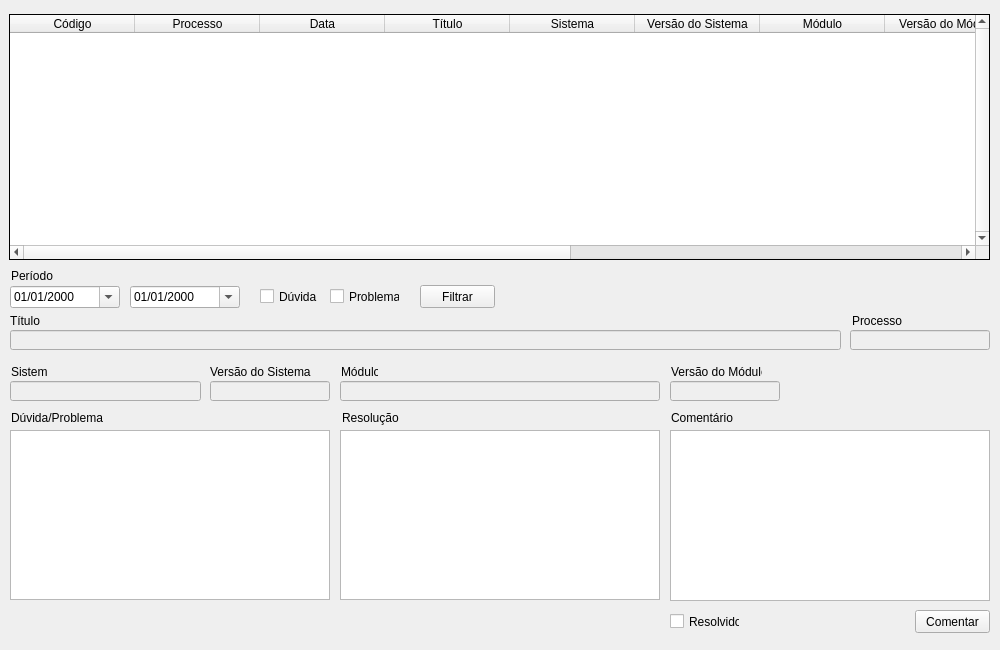
This is Dica_Shop/GerenciaDica_Gestor.ui in Castro2798/Dica_Shop as Qt 5 draws it before an edit. The edited form follows.
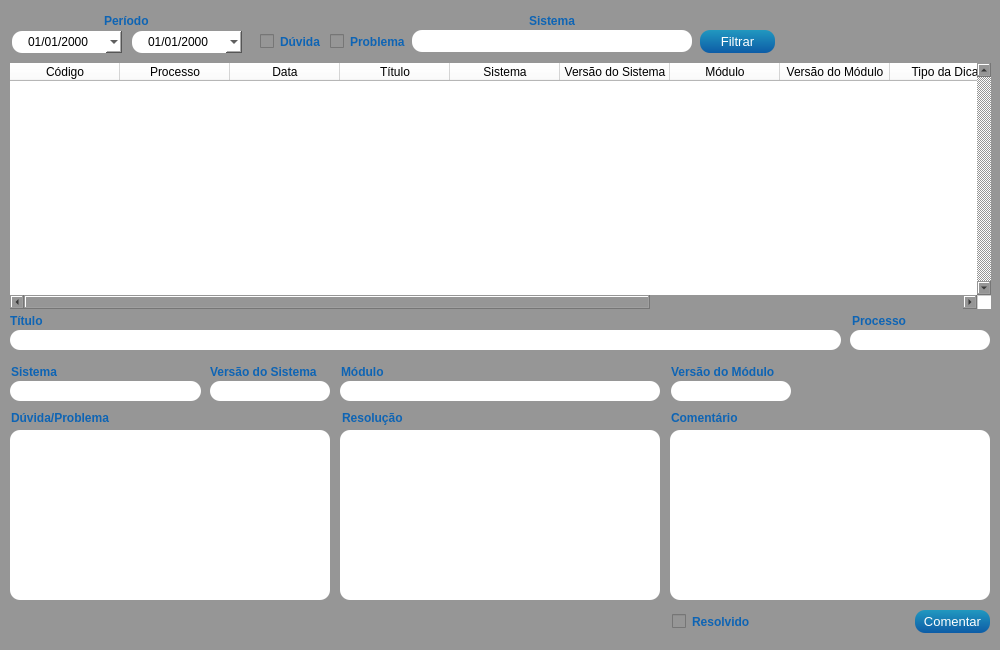
This is the edited form. Icons and pictures are not drawn.

Commit message: Ajustado o checkbox de resolvido; Incluído o filtro por sistema; Ajuste na posição dos campos;

Patch:
```diff
--- a/Dica_Shop/GerenciaDica_Gestor.ui
+++ b/Dica_Shop/GerenciaDica_Gestor.ui
@@ -32,14 +32,18 @@
   <property name="autoFillBackground">
    <bool>false</bool>
   </property>
+  <property name="styleSheet">
+   <string notr="true">background-color: rgb(150, 150, 150);
+border-radius: 10px;</string>
+  </property>
   <widget class="QTableWidget" name="tableWidget">
    <property name="enabled">
     <bool>true</bool>
    </property>
    <property name="geometry">
     <rect>
-     <x>9</x>
-     <y>14</y>
+     <x>10</x>
+     <y>63</y>
      <width>981</width>
      <height>246</height>
     </rect>
@@ -52,6 +56,9 @@
      <kerning>true</kerning>
     </font>
    </property>
+   <property name="styleSheet">
+    <string notr="true">background-color: rgb(255, 255, 255);</string>
+   </property>
    <property name="frameShape">
     <enum>QFrame::Panel</enum>
    </property>
@@ -86,7 +93,7 @@
     <bool>false</bool>
    </property>
    <property name="alternatingRowColors">
-    <bool>true</bool>
+    <bool>false</bool>
    </property>
    <property name="selectionMode">
     <enum>QAbstractItemView::ExtendedSelection</enum>
@@ -122,7 +129,7 @@
     <number>10</number>
    </attribute>
    <attribute name="horizontalHeaderDefaultSectionSize">
-    <number>125</number>
+    <number>110</number>
    </attribute>
    <attribute name="horizontalHeaderHighlightSections">
     <bool>false</bool>
@@ -143,67 +150,109 @@
     <number>10</number>
    </attribute>
    <attribute name="verticalHeaderHighlightSections">
-    <bool>true</bool>
+    <bool>false</bool>
+   </attribute>
+   <attribute name="verticalHeaderStretchLastSection">
+    <bool>false</bool>
    </attribute>
    <column>
     <property name="text">
      <string>Código</string>
     </property>
+    <property name="toolTip">
+     <string/>
+    </property>
+    <property name="textAlignment">
+     <set>AlignCenter</set>
+    </property>
    </column>
    <column>
     <property name="text">
      <string>Processo</string>
     </property>
+    <property name="textAlignment">
+     <set>AlignCenter</set>
+    </property>
    </column>
    <column>
     <property name="text">
      <string>Data</string>
     </property>
+    <property name="textAlignment">
+     <set>AlignCenter</set>
+    </property>
    </column>
    <column>
     <property name="text">
      <string>Título</string>
     </property>
+    <property name="textAlignment">
+     <set>AlignCenter</set>
+    </property>
    </column>
    <column>
     <property name="text">
      <string>Sistema</string>
     </property>
+    <property name="textAlignment">
+     <set>AlignCenter</set>
+    </property>
    </column>
    <column>
     <property name="text">
      <string>Versão do Sistema</string>
     </property>
+    <property name="textAlignment">
+     <set>AlignCenter</set>
+    </property>
    </column>
    <column>
     <property name="text">
      <string>Módulo</string>
     </property>
+    <property name="textAlignment">
+     <set>AlignCenter</set>
+    </property>
    </column>
    <column>
     <property name="text">
      <string>Versão do Módulo</string>
     </property>
+    <property name="textAlignment">
+     <set>AlignCenter</set>
+    </property>
    </column>
    <column>
     <property name="text">
      <string>Tipo da Dica</string>
     </property>
+    <property name="textAlignment">
+     <set>AlignCenter</set>
+    </property>
    </column>
    <column>
     <property name="text">
      <string>Dúvida/Problema</string>
     </property>
+    <property name="textAlignment">
+     <set>AlignCenter</set>
+    </property>
    </column>
    <column>
     <property name="text">
      <string>Resolução</string>
     </property>
+    <property name="textAlignment">
+     <set>AlignCenter</set>
+    </property>
    </column>
    <column>
     <property name="text">
      <string>Comentário</string>
     </property>
+    <property name="textAlignment">
+     <set>AlignCenter</set>
+    </property>
    </column>
   </widget>
   <widget class="QLabel" name="label">
@@ -211,10 +260,20 @@
     <rect>
      <x>11</x>
      <y>364</y>
-     <width>37</width>
+     <width>61</width>
      <height>16</height>
     </rect>
    </property>
+   <property name="font">
+    <font>
+     <weight>75</weight>
+     <bold>true</bold>
+    </font>
+   </property>
+   <property name="styleSheet">
+    <string notr="true">color: rgb(14, 100, 180);
+</string>
+   </property>
    <property name="text">
     <string>Sistema</string>
    </property>
@@ -243,16 +302,32 @@
      <bold>true</bold>
     </font>
    </property>
+   <property name="styleSheet">
+    <string notr="true">background-color: rgb(255, 255, 255);</string>
+   </property>
+   <property name="alignment">
+    <set>Qt::AlignCenter</set>
+   </property>
   </widget>
   <widget class="QLabel" name="label_2">
    <property name="geometry">
     <rect>
      <x>341</x>
      <y>364</y>
-     <width>37</width>
+     <width>61</width>
      <height>16</height>
     </rect>
    </property>
+   <property name="font">
+    <font>
+     <weight>75</weight>
+     <bold>true</bold>
+    </font>
+   </property>
+   <property name="styleSheet">
+    <string notr="true">color: rgb(14, 100, 180);
+</string>
+   </property>
    <property name="text">
     <string>Módulo</string>
    </property>
@@ -287,16 +362,32 @@
      <bold>true</bold>
     </font>
    </property>
+   <property name="styleSheet">
+    <string notr="true">background-color: rgb(255, 255, 255);</string>
+   </property>
+   <property name="alignment">
+    <set>Qt::AlignCenter</set>
+   </property>
   </widget>
   <widget class="QLabel" name="label_3">
    <property name="geometry">
     <rect>
      <x>671</x>
      <y>364</y>
-     <width>91</width>
+     <width>111</width>
      <height>16</height>
     </rect>
    </property>
+   <property name="font">
+    <font>
+     <weight>75</weight>
+     <bold>true</bold>
+    </font>
+   </property>
+   <property name="styleSheet">
+    <string notr="true">color: rgb(14, 100, 180);
+</string>
+   </property>
    <property name="text">
     <string>Versão do Módulo</string>
    </property>
@@ -307,9 +398,9 @@
    </property>
    <property name="geometry">
     <rect>
-     <x>670</x>
+     <x>671</x>
      <y>381</y>
-     <width>110</width>
+     <width>120</width>
      <height>20</height>
     </rect>
    </property>
@@ -325,6 +416,12 @@
      <bold>true</bold>
     </font>
    </property>
+   <property name="styleSheet">
+    <string notr="true">background-color: rgb(255, 255, 255);</string>
+   </property>
+   <property name="alignment">
+    <set>Qt::AlignCenter</set>
+   </property>
   </widget>
   <widget class="QLabel" name="label_4">
    <property name="geometry">
@@ -335,6 +432,16 @@
      <height>16</height>
     </rect>
    </property>
+   <property name="font">
+    <font>
+     <weight>75</weight>
+     <bold>true</bold>
+    </font>
+   </property>
+   <property name="styleSheet">
+    <string notr="true">color: rgb(14, 100, 180);
+</string>
+   </property>
    <property name="text">
     <string>Versão do Sistema</string>
    </property>
@@ -363,6 +470,12 @@
      <bold>true</bold>
     </font>
    </property>
+   <property name="styleSheet">
+    <string notr="true">background-color: rgb(255, 255, 255);</string>
+   </property>
+   <property name="alignment">
+    <set>Qt::AlignCenter</set>
+   </property>
   </widget>
   <widget class="QLineEdit" name="titulo">
    <property name="enabled">
@@ -388,6 +501,12 @@
      <bold>true</bold>
     </font>
    </property>
+   <property name="styleSheet">
+    <string notr="true">background-color: rgb(255, 255, 255);</string>
+   </property>
+   <property name="alignment">
+    <set>Qt::AlignLeading|Qt::AlignLeft|Qt::AlignVCenter</set>
+   </property>
   </widget>
   <widget class="QLabel" name="label_5">
    <property name="geometry">
@@ -398,6 +517,16 @@
      <height>16</height>
     </rect>
    </property>
+   <property name="font">
+    <font>
+     <weight>75</weight>
+     <bold>true</bold>
+    </font>
+   </property>
+   <property name="styleSheet">
+    <string notr="true">color: rgb(14, 100, 180);
+</string>
+   </property>
    <property name="text">
     <string>Título</string>
    </property>
@@ -414,6 +543,9 @@
      <height>170</height>
     </rect>
    </property>
+   <property name="styleSheet">
+    <string notr="true">background-color: rgb(255, 255, 255);</string>
+   </property>
   </widget>
   <widget class="QTextBrowser" name="resolucao">
    <property name="enabled">
@@ -427,6 +559,9 @@
      <height>170</height>
     </rect>
    </property>
+   <property name="styleSheet">
+    <string notr="true">background-color: rgb(255, 255, 255);</string>
+   </property>
    <property name="html">
     <string>&lt;!DOCTYPE HTML PUBLIC &quot;-//W3C//DTD HTML 4.0//EN&quot; &quot;http://www.w3.org/TR/REC-html40/strict.dtd&quot;&gt;
 &lt;html&gt;&lt;head&gt;&lt;meta name=&quot;qrichtext&quot; content=&quot;1&quot; /&gt;&lt;style type=&quot;text/css&quot;&gt;
@@ -444,6 +579,16 @@
      <height>16</height>
     </rect>
    </property>
+   <property name="font">
+    <font>
+     <weight>75</weight>
+     <bold>true</bold>
+    </font>
+   </property>
+   <property name="styleSheet">
+    <string notr="true">color: rgb(14, 100, 180);
+</string>
+   </property>
    <property name="text">
     <string>Dúvida/Problema</string>
    </property>
@@ -457,6 +602,16 @@
      <height>16</height>
     </rect>
    </property>
+   <property name="font">
+    <font>
+     <weight>75</weight>
+     <bold>true</bold>
+    </font>
+   </property>
+   <property name="styleSheet">
+    <string notr="true">color: rgb(14, 100, 180);
+</string>
+   </property>
    <property name="text">
     <string>Resolução</string>
    </property>
@@ -470,6 +625,16 @@
      <height>16</height>
     </rect>
    </property>
+   <property name="font">
+    <font>
+     <weight>75</weight>
+     <bold>true</bold>
+    </font>
+   </property>
+   <property name="styleSheet">
+    <string notr="true">color: rgb(14, 100, 180);
+</string>
+   </property>
    <property name="text">
     <string>Comentário</string>
    </property>
@@ -483,6 +648,14 @@
      <height>23</height>
     </rect>
    </property>
+   <property name="styleSheet">
+    <string notr="true">font: 10pt Arial;
+border-radius: 10px;
+color: white;
+background-color:
+qlineargradient(x1: 0, y1: 0, x2: 0, y2: 1, stop: 0 #2198c0, stop: 1 #0d5ca6);
+</string>
+   </property>
    <property name="text">
     <string>Comentar</string>
    </property>
@@ -490,15 +663,34 @@
   <widget class="QCheckBox" name="checkBox">
    <property name="geometry">
     <rect>
-     <x>670</x>
+     <x>672</x>
      <y>613</y>
-     <width>70</width>
+     <width>81</width>
      <height>17</height>
     </rect>
    </property>
+   <property name="font">
+    <font>
+     <weight>75</weight>
+     <bold>true</bold>
+    </font>
+   </property>
+   <property name="styleSheet">
+    <string notr="true">color: rgb(14, 100, 180);
+</string>
+   </property>
    <property name="text">
     <string>Resolvido</string>
    </property>
+   <property name="checkable">
+    <bool>true</bool>
+   </property>
+   <property name="checked">
+    <bool>false</bool>
+   </property>
+   <property name="tristate">
+    <bool>false</bool>
+   </property>
   </widget>
   <widget class="QPlainTextEdit" name="comentario">
    <property name="geometry">
@@ -506,9 +698,12 @@
      <x>670</x>
      <y>430</y>
      <width>320</width>
-     <height>171</height>
+     <height>170</height>
     </rect>
    </property>
+   <property name="styleSheet">
+    <string notr="true">background-color: rgb(255, 255, 255);</string>
+   </property>
   </widget>
   <widget class="QLabel" name="label_processo">
    <property name="geometry">
@@ -519,6 +714,16 @@
      <height>16</height>
     </rect>
    </property>
+   <property name="font">
+    <font>
+     <weight>75</weight>
+     <bold>true</bold>
+    </font>
+   </property>
+   <property name="styleSheet">
+    <string notr="true">color: rgb(14, 100, 180);
+</string>
+   </property>
    <property name="text">
     <string>Processo</string>
    </property>
@@ -547,16 +752,29 @@
      <bold>true</bold>
     </font>
    </property>
+   <property name="styleSheet">
+    <string notr="true">background-color: rgb(255, 255, 255);
+border-radius: 10px;</string>
+   </property>
+   <property name="alignment">
+    <set>Qt::AlignCenter</set>
+   </property>
   </widget>
   <widget class="QDateEdit" name="dtInicial">
    <property name="geometry">
     <rect>
-     <x>10</x>
-     <y>286</y>
+     <x>12</x>
+     <y>31</y>
      <width>110</width>
      <height>22</height>
     </rect>
    </property>
+   <property name="styleSheet">
+    <string notr="true">background-color: rgb(255, 255, 255);</string>
+   </property>
+   <property name="alignment">
+    <set>Qt::AlignCenter</set>
+   </property>
    <property name="displayFormat">
     <string notr="true">dd/MM/yyyy</string>
    </property>
@@ -567,12 +785,18 @@
   <widget class="QDateEdit" name="dtFinal">
    <property name="geometry">
     <rect>
-     <x>130</x>
-     <y>286</y>
+     <x>132</x>
+     <y>31</y>
      <width>110</width>
      <height>22</height>
     </rect>
    </property>
+   <property name="styleSheet">
+    <string notr="true">background-color: rgb(255, 255, 255);</string>
+   </property>
+   <property name="alignment">
+    <set>Qt::AlignCenter</set>
+   </property>
    <property name="displayFormat">
     <string notr="true">dd/MM/yyyy</string>
    </property>
@@ -584,11 +808,22 @@
    <property name="geometry">
     <rect>
      <x>260</x>
-     <y>288</y>
+     <y>33</y>
      <width>70</width>
      <height>17</height>
     </rect>
    </property>
+   <property name="font">
+    <font>
+     <weight>75</weight>
+     <bold>true</bold>
+    </font>
+   </property>
+   <property name="styleSheet">
+    <string notr="true">background-color: rgb(150, 150, 150);
+color: rgb(14, 100, 180);
+</string>
+   </property>
    <property name="text">
     <string>Dúvida</string>
    </property>
@@ -597,11 +832,22 @@
    <property name="geometry">
     <rect>
      <x>330</x>
-     <y>288</y>
-     <width>70</width>
+     <y>33</y>
+     <width>80</width>
      <height>17</height>
     </rect>
    </property>
+   <property name="font">
+    <font>
+     <weight>75</weight>
+     <bold>true</bold>
+    </font>
+   </property>
+   <property name="styleSheet">
+    <string notr="true">background-color: rgb(150, 150, 150);
+color: rgb(14, 100, 180);
+</string>
+   </property>
    <property name="text">
     <string>Problema</string>
    </property>
@@ -609,12 +855,22 @@
   <widget class="QLabel" name="label_9">
    <property name="geometry">
     <rect>
-     <x>11</x>
-     <y>269</y>
+     <x>104</x>
+     <y>14</y>
      <width>47</width>
      <height>13</height>
     </rect>
    </property>
+   <property name="font">
+    <font>
+     <weight>75</weight>
+     <bold>true</bold>
+    </font>
+   </property>
+   <property name="styleSheet">
+    <string notr="true">color: rgb(14, 100, 180);
+</string>
+   </property>
    <property name="text">
     <string>Período</string>
    </property>
@@ -622,16 +878,63 @@
   <widget class="QPushButton" name="filtrar">
    <property name="geometry">
     <rect>
-     <x>420</x>
-     <y>285</y>
+     <x>700</x>
+     <y>30</y>
      <width>75</width>
      <height>23</height>
     </rect>
    </property>
+   <property name="styleSheet">
+    <string notr="true">font: 10pt Arial;
+border-radius: 10px;
+color: white;
+background-color:
+qlineargradient(x1: 0, y1: 0, x2: 0, y2: 1, stop: 0 #2198c0, stop: 1 #0d5ca6);
+</string>
+   </property>
    <property name="text">
     <string>Filtrar</string>
    </property>
   </widget>
+  <widget class="QLabel" name="label_10">
+   <property name="geometry">
+    <rect>
+     <x>529</x>
+     <y>14</y>
+     <width>47</width>
+     <height>13</height>
+    </rect>
+   </property>
+   <property name="font">
+    <font>
+     <weight>75</weight>
+     <bold>true</bold>
+    </font>
+   </property>
+   <property name="styleSheet">
+    <string notr="true">color: rgb(14, 100, 180);
+</string>
+   </property>
+   <property name="text">
+    <string>Sistema</string>
+   </property>
+  </widget>
+  <widget class="QLineEdit" name="sistemaFiltro">
+   <property name="geometry">
+    <rect>
+     <x>412</x>
+     <y>30</y>
+     <width>280</width>
+     <height>22</height>
+    </rect>
+   </property>
+   <property name="styleSheet">
+    <string notr="true">background-color: rgb(255, 255, 255);</string>
+   </property>
+   <property name="alignment">
+    <set>Qt::AlignCenter</set>
+   </property>
+  </widget>
  </widget>
  <resources/>
  <connections/>
```
Left out of the diff: 5 changed lines with no effect on the pictures. The commit also changes 4 other files.
